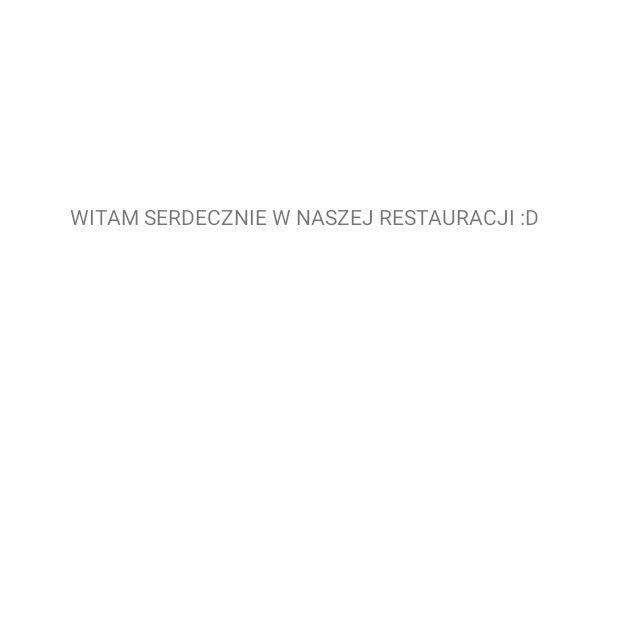
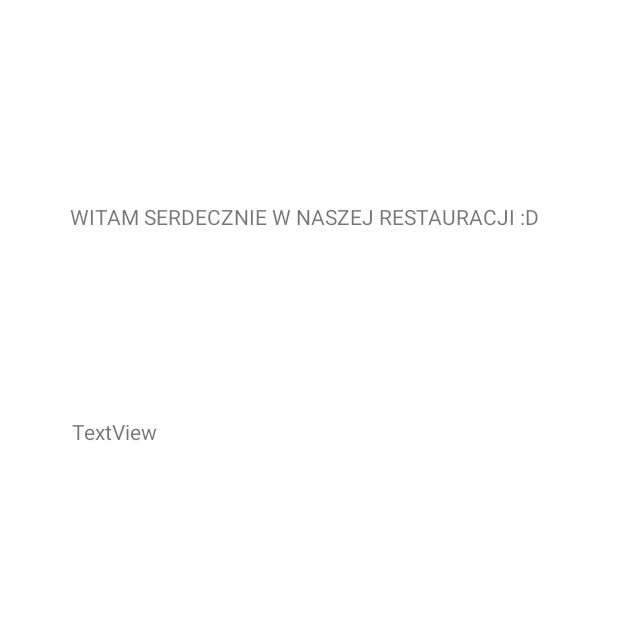
Before and after one commit to kbcodec/RestaurantApp-Blicharz-Gradalska-Maczka, an Android app: the MainActivity screen opened directly, with no data from a screen before it, on a phone screen of 412 x 824 dp, the top half of it. Run offline under Robolectric (Android 15) with nearby library versions, the phone set to English and light mode, and no system bars.

Commit message:
add text anta

```diff
--- a/app/src/main/res/layout/activity_main.xml
+++ b/app/src/main/res/layout/activity_main.xml
@@ -7,6 +7,7 @@
     tools:context=".MainActivity">
 
     <TextView
+        android:id="@+id/textView2"
         android:layout_width="wrap_content"
         android:layout_height="wrap_content"
         android:text="@string/welcome_text"
@@ -17,4 +18,16 @@
         app:layout_constraintTop_toTopOf="parent"
         app:layout_constraintVertical_bias="0.167" />
 
+    <TextView
+        android:id="@+id/textView"
+        android:layout_width="134dp"
+        android:layout_height="50dp"
+        android:layout_marginStart="48dp"
+        android:layout_marginTop="86dp"
+        android:layout_marginBottom="458dp"
+        android:text="TextView"
+        app:layout_constraintBottom_toBottomOf="parent"
+        app:layout_constraintStart_toStartOf="parent"
+        app:layout_constraintTop_toBottomOf="@+id/textView2" />
+
 </androidx.constraintlayout.widget.ConstraintLayout>
```
